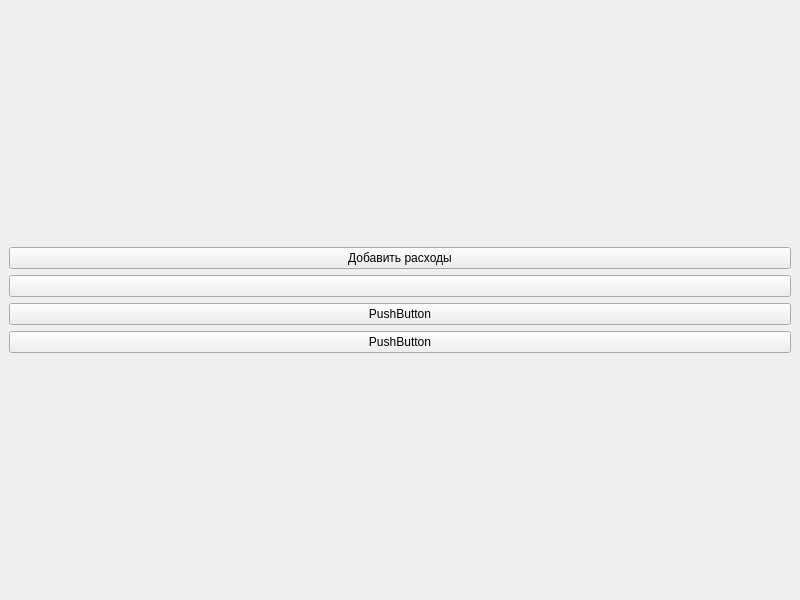
The window that screens/screen_1.ui (ZinixZay/spending_watcher) describes before a commit, drawn with Qt 5.
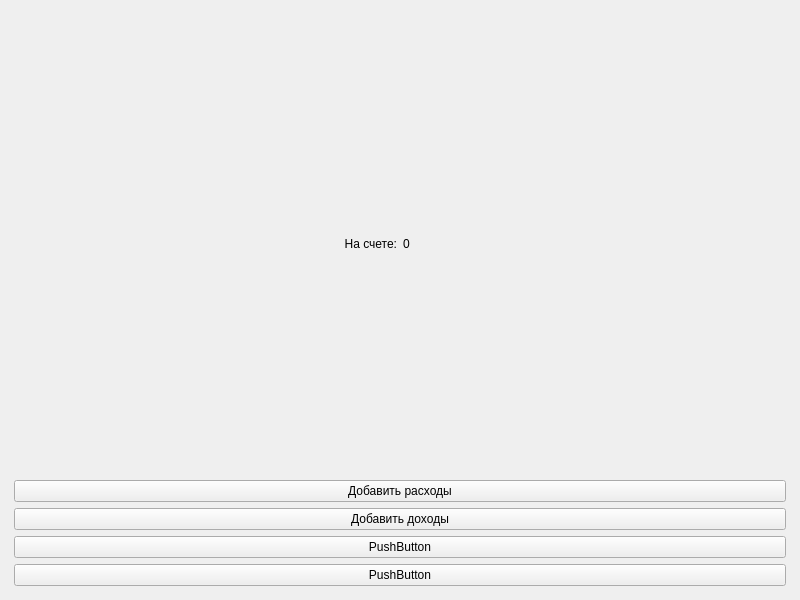
The same window after the commit.

Commit message: added a current amount of money, possibility to record an income of money

The edit to the form file:
```diff
--- a/screens/screen_1.ui
+++ b/screens/screen_1.ui
@@ -16,29 +16,58 @@
   <widget class="QWidget" name="centralwidget">
    <layout class="QGridLayout" name="gridLayout_2">
     <item row="0" column="0">
-     <layout class="QGridLayout" name="gridLayout">
-      <item row="2" column="0">
-       <widget class="QPushButton" name="pushButton_3">
-        <property name="text">
-         <string>PushButton</string>
-        </property>
-       </widget>
-      </item>
-      <item row="1" column="0">
-       <widget class="QPushButton" name="pushButton_2">
-        <property name="text">
-         <string/>
-        </property>
-       </widget>
-      </item>
+     <layout class="QGridLayout" name="gridLayout" rowstretch="1,1,1,1,1">
+      <property name="leftMargin">
+       <number>5</number>
+      </property>
+      <property name="topMargin">
+       <number>5</number>
+      </property>
+      <property name="rightMargin">
+       <number>5</number>
+      </property>
+      <property name="bottomMargin">
+       <number>5</number>
+      </property>
       <item row="0" column="0">
-       <widget class="QPushButton" name="add_but">
+       <widget class="QLabel" name="label">
+        <property name="text">
+         <string>На счете:</string>
+        </property>
+        <property name="alignment">
+         <set>Qt::AlignRight|Qt::AlignTrailing|Qt::AlignVCenter</set>
+        </property>
+       </widget>
+      </item>
+      <item row="0" column="1">
+       <widget class="QLabel" name="amount_l">
+        <property name="text">
+         <string>0</string>
+        </property>
+       </widget>
+      </item>
+      <item row="1" column="0" colspan="2">
+       <widget class="QPushButton" name="add_r_but">
         <property name="text">
          <string>Добавить расходы</string>
         </property>
        </widget>
       </item>
-      <item row="3" column="0">
+      <item row="2" column="0" colspan="2">
+       <widget class="QPushButton" name="add_d_but">
+        <property name="text">
+         <string>Добавить доходы</string>
+        </property>
+       </widget>
+      </item>
+      <item row="3" column="0" colspan="2">
+       <widget class="QPushButton" name="pushButton_3">
+        <property name="text">
+         <string>PushButton</string>
+        </property>
+       </widget>
+      </item>
+      <item row="4" column="0" colspan="2">
        <widget class="QPushButton" name="pushButton_4">
         <property name="text">
          <string>PushButton</string>
```
The commit also changes 6 other files.
